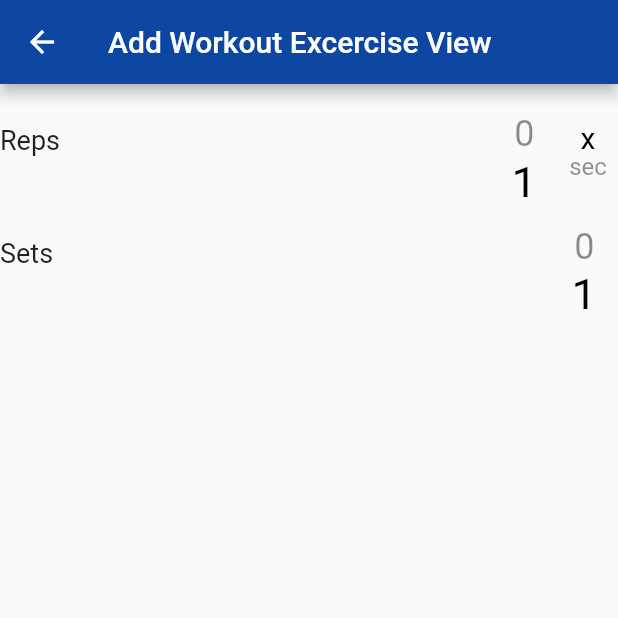
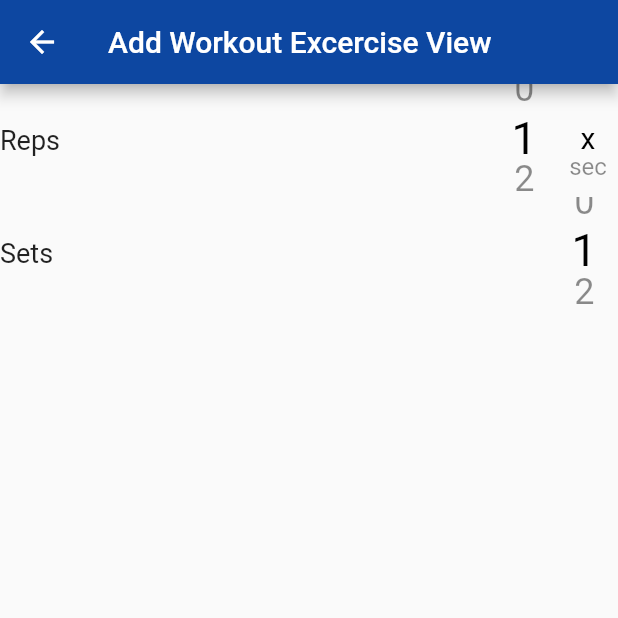
Before and after one commit to jurej1/fit_tip, a Flutter app: the AddWorkoutExcerciseView screen opened directly, on a phone screen of 412 x 824 dp, the top half of it. Run offline on Flutter 3.47's test engine with Material 2 defaults, Android fonts, the phone set to English and light mode, and no system bars; our stand-ins replace another_flushbar, bloc, carousel_slider, cloud_firestore, equatable, firebase_auth and 5 more; accounts and stored records are empty.

Commit message:
initial value

```diff
--- a/lib/fitness_tracking/widgets/draggable_value_selector.dart
+++ b/lib/fitness_tracking/widgets/draggable_value_selector.dart
@@ -4,7 +4,7 @@ import 'package:flutter_hooks/flutter_hooks.dart';
 
 import '../fitness_tracking.dart';
 
-class DraggableValueSelector extends HookWidget {
+class DraggableValueSelector extends StatefulWidget {
   const DraggableValueSelector._({
     Key? key,
     this.itemHeight = 30,
@@ -45,14 +45,35 @@ class DraggableValueSelector extends HookWidget {
   final double height;
 
   @override
+  _DraggableValueSelectorState createState() => _DraggableValueSelectorState();
+}
+
+class _DraggableValueSelectorState extends State<DraggableValueSelector> {
+  late final ScrollController _controller;
+
+  @override
+  void initState() {
+    super.initState();
+
+    final dragBloc = BlocProvider.of<DraggableValueSelectorBloc>(context);
+    _controller = ScrollController(
+      initialScrollOffset: dragBloc.state.focusedValue != 0 ? dragBloc.state.getAnimateToValue(widget.itemHeight) : 0,
+    );
+  }
+
+  @override
+  void dispose() {
+    _controller.dispose();
+    super.dispose();
+  }
+
+  @override
   Widget build(BuildContext context) {
-    final _controller = useScrollController();
-
     return BlocConsumer<DraggableValueSelectorBloc, DraggableValueSelectorState>(
       listener: (context, state) {
         if (state.listState == DraggableValueSelectorListState.stop) {
           _controller.animateTo(
-            state.getAnimateToValue(itemHeight),
+            state.getAnimateToValue(widget.itemHeight),
             duration: const Duration(milliseconds: 400),
             curve: Curves.easeInOutQuad,
           );
@@ -64,10 +85,10 @@ class DraggableValueSelector extends HookWidget {
         return Container(
           decoration: BoxDecoration(
             // borderRadius: BorderRadius.circular(10),
-            color: backgroundColor,
+            color: widget.backgroundColor,
           ),
-          width: width,
-          height: height,
+          width: widget.width,
+          height: widget.height,
           child: Stack(
             alignment: Alignment.center,
             children: [
@@ -85,22 +106,24 @@ class DraggableValueSelector extends HookWidget {
               NotificationListener<ScrollNotification>(
                 onNotification: (notification) {
                   if (notification is ScrollUpdateNotification) {
-                    BlocProvider.of<DraggableValueSelectorBloc>(context).add(DraggableValueSelectorScrollUpdate(_controller, itemHeight));
+                    BlocProvider.of<DraggableValueSelectorBloc>(context)
+                        .add(DraggableValueSelectorScrollUpdate(_controller, widget.itemHeight));
                   }
 
                   if (notification is ScrollEndNotification) {
-                    BlocProvider.of<DraggableValueSelectorBloc>(context).add(DraggableValueSelectorScrollEnd(_controller, itemHeight));
+                    BlocProvider.of<DraggableValueSelectorBloc>(context)
+                        .add(DraggableValueSelectorScrollEnd(_controller, widget.itemHeight));
                   }
 
                   return true;
                 },
                 child: ListView.builder(
-                  padding: EdgeInsets.symmetric(vertical: (height - itemHeight) * 0.5),
+                  padding: EdgeInsets.symmetric(vertical: (widget.height - widget.itemHeight) * 0.5),
                   controller: _controller,
                   physics: const BouncingScrollPhysics(),
                   shrinkWrap: true,
-                  itemExtent: itemHeight,
-                  itemCount: itemCount,
+                  itemExtent: widget.itemHeight,
+                  itemCount: widget.itemCount,
                   itemBuilder: (context, index) {
                     return AnimatedDefaultTextStyle(
                       child: Text(
@@ -110,9 +133,9 @@ class DraggableValueSelector extends HookWidget {
                       textAlign: TextAlign.center,
                       curve: Curves.easeInOut,
                       style: TextStyle(
-                        fontSize: state.getTextSize(index, itemHeight),
+                        fontSize: state.getTextSize(index, widget.itemHeight),
                         color: state.getTextColor(index),
-                        height: itemHeight,
+                        height: widget.itemHeight,
                       ),
                       duration: const Duration(milliseconds: 300),
                     );
```
